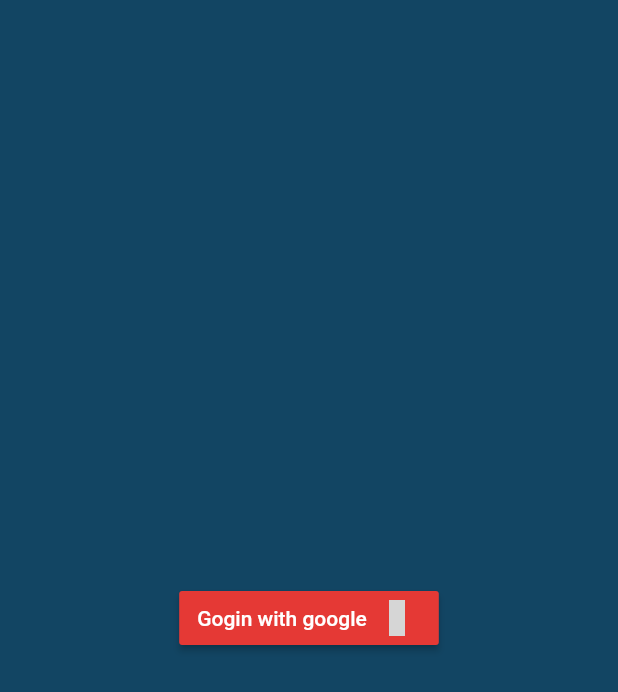
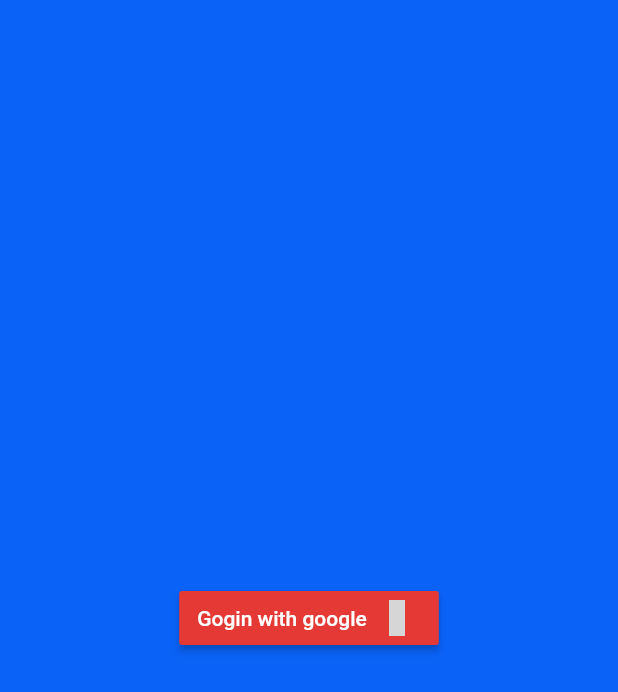
Before and after one commit to cimplesid/quantum-hack-2020-xENDx, a Flutter app: the screen it shows after launch, on a phone screen of 412 x 824 dp. Shown: the top 692 px of the screen. Run offline on Flutter 3.47's test engine with Material 2 defaults, Android fonts, the phone set to English and light mode, and no system bars; our stand-ins replace cloud_firestore, firebase_auth, firebase_core, get, google_sign_in, material_design_icons_flutter; accounts and stored records are empty; grey boxes are pictures that could not be loaded.

Commit message:
color updated

```diff
--- a/lib/data/constants.dart
+++ b/lib/data/constants.dart
@@ -1,3 +1,3 @@
 import 'package:flutter/material.dart';
 
-const primaryColor = Color(0xff124563);
+const primaryColor = Color(0xff0A62F6);
```
